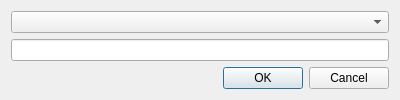
Qt form generictextinputdialog.ui (adamb924/Gloss) before a commit.
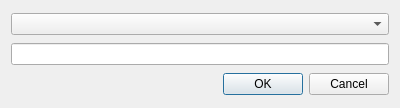
The same form after that commit. Custom widgets are drawn as their Qt base class.

What changed in the file:
```diff
--- a/generictextinputdialog.ui
+++ b/generictextinputdialog.ui
@@ -7,7 +7,7 @@
     <x>0</x>
     <y>0</y>
     <width>400</width>
-    <height>93</height>
+    <height>108</height>
    </rect>
   </property>
   <property name="windowTitle">
```
Left out of the diff: 2 changed lines with no effect on the pictures.
